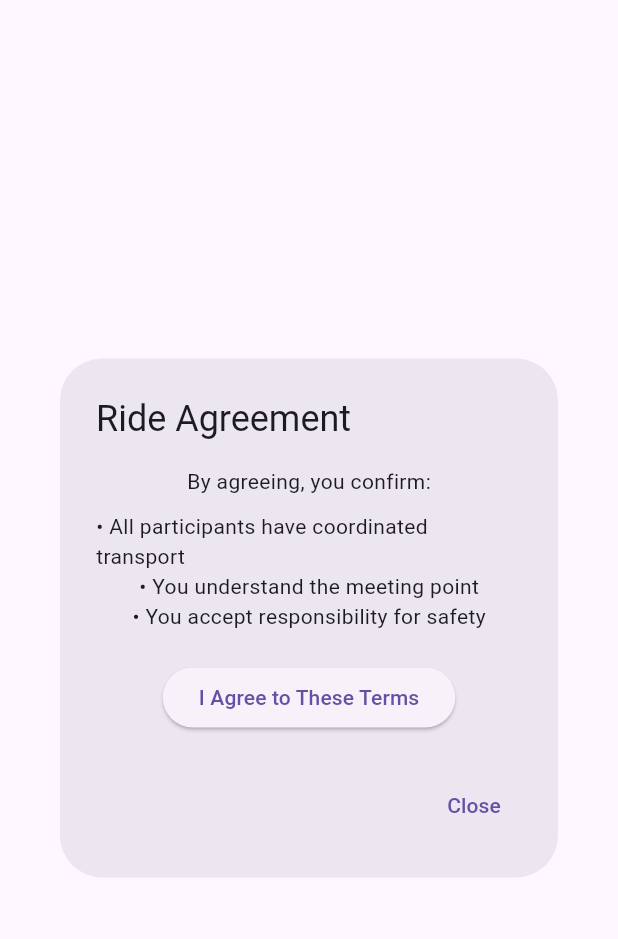
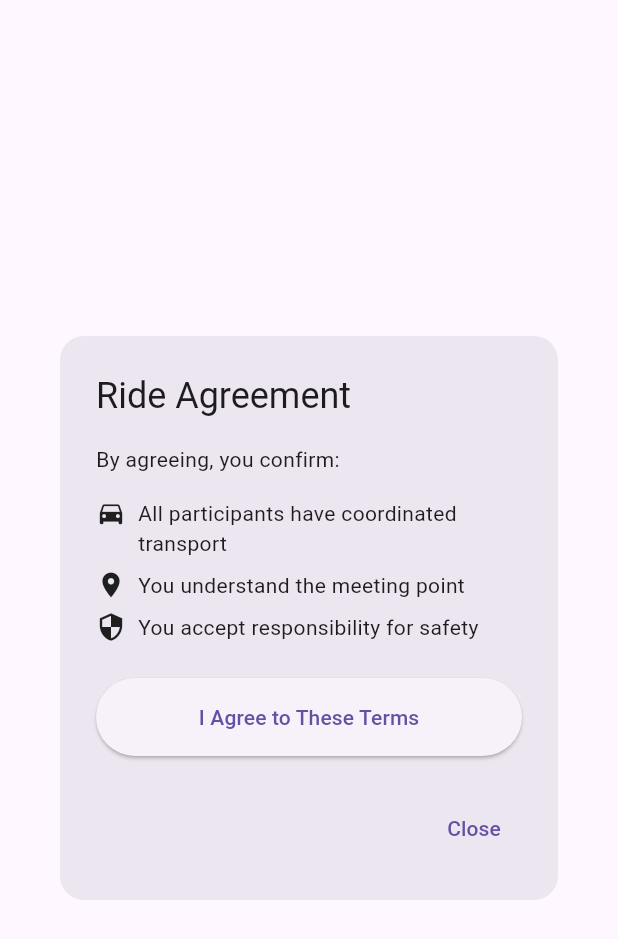
Before and after one commit to leoulendryas/transport_share_app, a Flutter app: the AgreementDialog widget shown alone on an empty page, opened directly with empty values, on a phone screen of 412 x 824 dp. Shown: the top 939 px of the screen. Run offline on Flutter 3.47's test engine with Material 3 defaults, Android fonts, the phone set to English and light mode, and no system bars; our stand-ins replace geocoding, geolocator, shared_preferences; accounts and stored records are empty; network calls fail.

Commit message:
feat(widgets): update all core widgets - New CompanyChip design with rounded corners - Improved MessageBubble with better alignment - Modern RideCard with status colors - Enhanced AgreementDialog with icons

```diff
--- a/lib/widgets/agreement_dialog.dart
+++ b/lib/widgets/agreement_dialog.dart
@@ -8,7 +8,7 @@ class AgreementDialog extends StatefulWidget {
   const AgreementDialog({super.key, required this.rideId});
 
   @override
-  _AgreementDialogState createState() => _AgreementDialogState();
+  State<AgreementDialog> createState() => _AgreementDialogState();
 }
 
 class _AgreementDialogState extends State<AgreementDialog> {
@@ -30,7 +30,10 @@ class _AgreementDialogState extends State<AgreementDialog> {
     } catch (e) {
       if (mounted) {
         ScaffoldMessenger.of(context).showSnackBar(
-          SnackBar(content: Text('Agreement failed: ${e.toString()}')),
+          SnackBar(
+            content: Text('Agreement failed: ${e.toString()}'),
+            behavior: SnackBarBehavior.floating,
+          ),
         );
       }
     } finally {
@@ -40,27 +43,49 @@ class _AgreementDialogState extends State<AgreementDialog> {
 
   @override
   Widget build(BuildContext context) {
+    final theme = Theme.of(context);
+    final colors = theme.colorScheme;
+
     return AlertDialog(
       title: const Text('Ride Agreement'),
-      content: Column(
-        mainAxisSize: MainAxisSize.min,
-        children: [
-          const Text('By agreeing, you confirm:'),
-          const SizedBox(height: 10),
-          const Text('• All participants have coordinated transport'),
-          const Text('• You understand the meeting point'),
-          const Text('• You accept responsibility for safety'),
-          const SizedBox(height: 20),
-          _hasAgreed
-              ? const Text('✅ Agreement received',
-                    style: TextStyle(color: Colors.green))
-              : ElevatedButton(
+      content: SingleChildScrollView(
+        child: Column(
+          mainAxisSize: MainAxisSize.min,
+          crossAxisAlignment: CrossAxisAlignment.start,
+          children: [
+            const Text('By agreeing, you confirm:'),
+            const SizedBox(height: 12),
+            _buildAgreementPoint(Icons.directions_car, 'All participants have coordinated transport'),
+            _buildAgreementPoint(Icons.location_on, 'You understand the meeting point'),
+            _buildAgreementPoint(Icons.security, 'You accept responsibility for safety'),
+            const SizedBox(height: 20),
+            if (_hasAgreed)
+              Center(
+                child: Chip(
+                  label: const Text('Agreement received'),
+                  backgroundColor: colors.tertiaryContainer,
+                  labelStyle: TextStyle(color: colors.onTertiaryContainer),
+                ),
+              )
+            else
+              SizedBox(
+                width: double.infinity,
+                child: ElevatedButton(
                   onPressed: _isAgreeing ? null : _handleAgreement,
+                  style: ElevatedButton.styleFrom(
+                    padding: const EdgeInsets.symmetric(vertical: 16),
+                  ),
                   child: _isAgreeing
-                      ? const CircularProgressIndicator()
+                      ? const SizedBox(
+                          width: 20,
+                          height: 20,
+                          child: CircularProgressIndicator(strokeWidth: 2),
+                        )
                       : const Text('I Agree to These Terms'),
                 ),
-        ],
+              ),
+          ],
+        ),
       ),
       actions: [
         TextButton(
@@ -68,6 +93,23 @@ class _AgreementDialogState extends State<AgreementDialog> {
           child: const Text('Close'),
         ),
       ],
+      shape: RoundedRectangleBorder(
+        borderRadius: BorderRadius.circular(16),
+      ),
+    );
+  }
+
+  Widget _buildAgreementPoint(IconData icon, String text) {
+    return Padding(
+      padding: const EdgeInsets.symmetric(vertical: 4),
+      child: Row(
+        crossAxisAlignment: CrossAxisAlignment.start,
+        children: [
+          Icon(icon, size: 20),
+          const SizedBox(width: 8),
+          Expanded(child: Text(text)),
+        ],
+      ),
     );
   }
 }
```
Also changed, not shown: lib/widgets/company_chip.dart (+21 -6 lines), lib/widgets/message_bubble.dart (+43 -23 lines), lib/widgets/ride_card.dart (+60 -53 lines).
